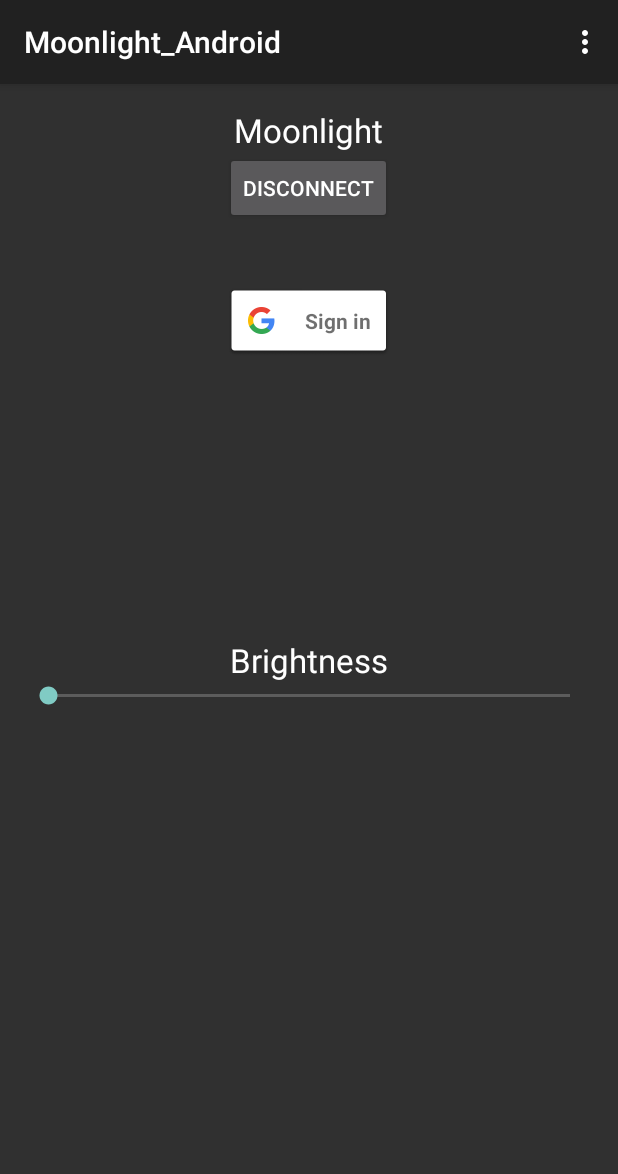
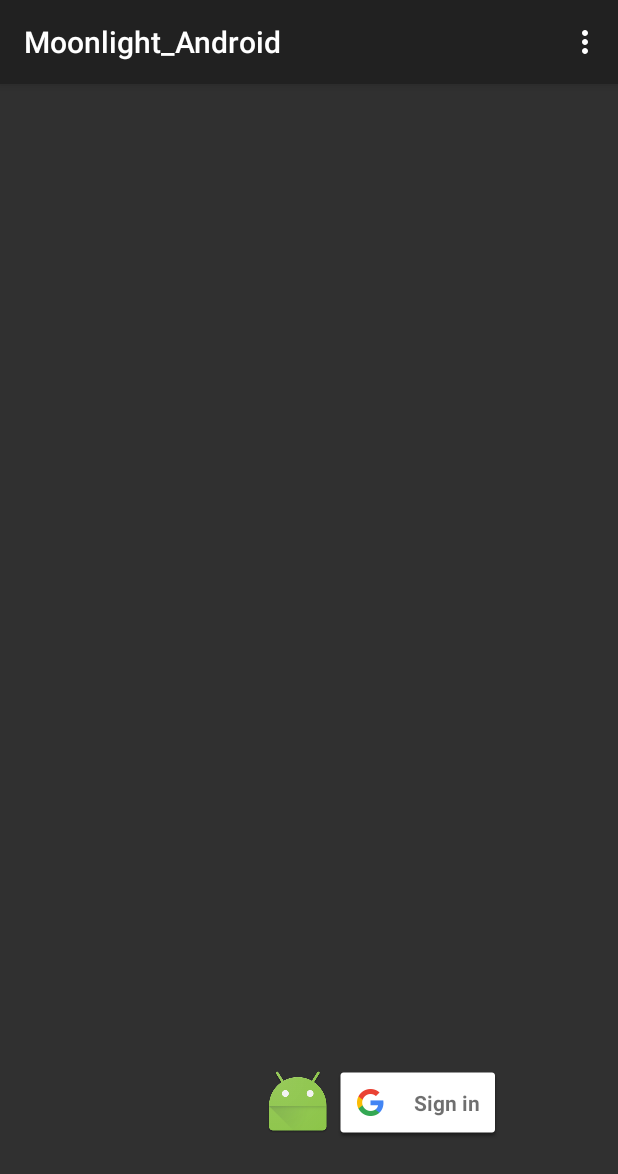
Before and after one commit to reymatias/Moonlight, an Android app: the screen it shows after launch (MainActivity), on a phone screen of 412 x 824 dp. Shown: the top 1174 px of the screen. Run offline under Robolectric (Android 15) with nearby library versions, the phone set to English and light mode, and no system bars.

Commit message:
Changed layout of main activity

```diff
--- a/Android/Moonlight_Android/app/src/main/java/helios/moonlight_android/LoginActivity.java
+++ b/Android/Moonlight_Android/app/src/main/java/helios/moonlight_android/LoginActivity.java
@@ -94,7 +94,7 @@ public class LoginActivity extends Activity implements
 
     public void onConnected(Bundle connectionHint) {
         mSignInClicked = false;
-        Toast.makeText(this, "User is connected!", Toast.LENGTH_LONG).show();
+        Toast.makeText(this, "Signed in!", Toast.LENGTH_LONG).show();
     }
 
     @Override
--- a/Android/Moonlight_Android/app/src/main/res/layout/activity_main.xml
+++ b/Android/Moonlight_Android/app/src/main/res/layout/activity_main.xml
@@ -10,44 +10,22 @@
         android:layout_width="wrap_content"
         android:layout_height="wrap_content"
         android:onClick="onClick"
-        android:layout_below="@+id/button2"
-        android:layout_centerHorizontal="true"
-        android:layout_marginTop="40dp" />
+        android:layout_alignTop="@+id/imageView"
+        android:layout_alignParentEnd="true"
+        android:layout_marginEnd="61dp"
+        />
+
+    <ImageView
+        android:layout_width="wrap_content"
+        android:layout_height="wrap_content"
+        android:id="@+id/imageView"
+        android:src="@mipmap/ic_launcher"
+        android:layout_alignParentBottom="true"
+        android:layout_toStartOf="@+id/sign_in_button"
+        android:layout_marginBottom="49dp"/>
+
     <!--this is how you comment-->
     <!--user clicks the button onClick='name of a method in activity'-->
 
 
-    <SeekBar
-        android:layout_width="wrap_content"
-        android:layout_height="wrap_content"
-        android:id="@+id/seekBar"
-        android:layout_below="@+id/textView2"
-        android:layout_alignParentStart="true"
-        android:layout_alignParentEnd="true" />
-
-    <TextView
-        android:layout_width="wrap_content"
-        android:layout_height="wrap_content"
-        android:textAppearance="?android:attr/textAppearanceLarge"
-        android:text="Brightness"
-        android:id="@+id/textView2"
-        android:layout_centerVertical="true"
-        android:layout_centerHorizontal="true" />
-
-    <Button
-        android:layout_width="wrap_content"
-        android:layout_height="wrap_content"
-        android:text="Disconnect"
-        android:id="@+id/button2"
-        android:layout_centerHorizontal="true"
-        android:layout_below="@+id/textView" />
-
-    <TextView
-        android:layout_width="wrap_content"
-        android:layout_height="wrap_content"
-        android:textAppearance="?android:attr/textAppearanceLarge"
-        android:text="Moonlight"
-        android:id="@+id/textView"
-        android:layout_alignParentTop="true"
-        android:layout_centerHorizontal="true" />
 </RelativeLayout>
```
